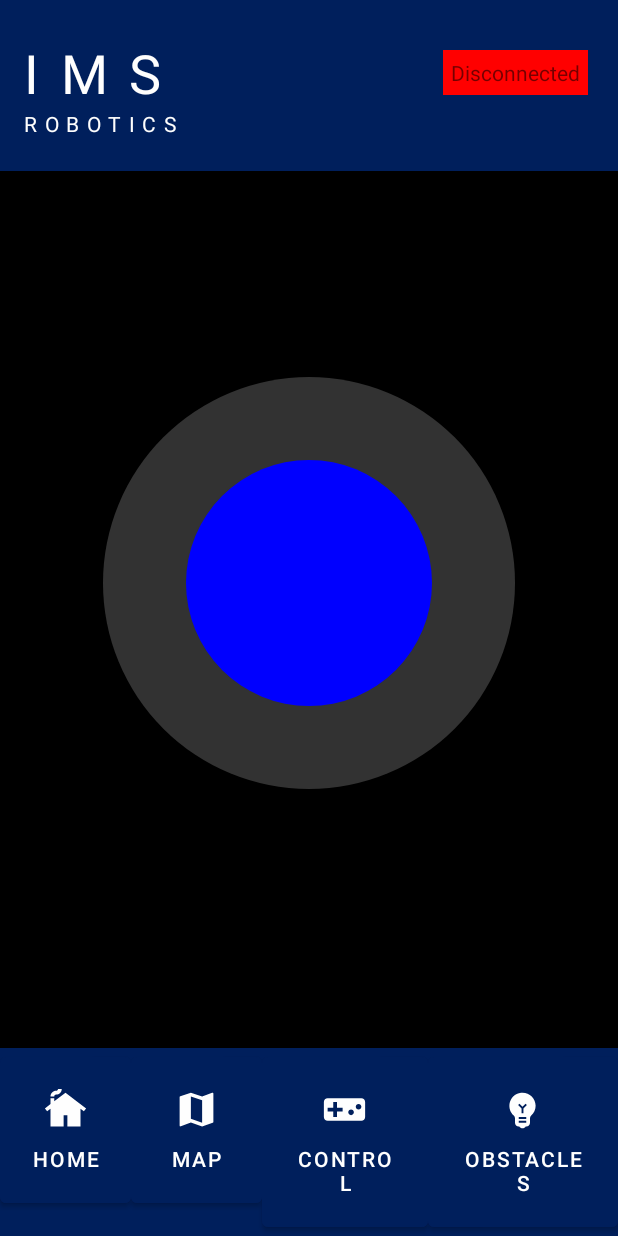
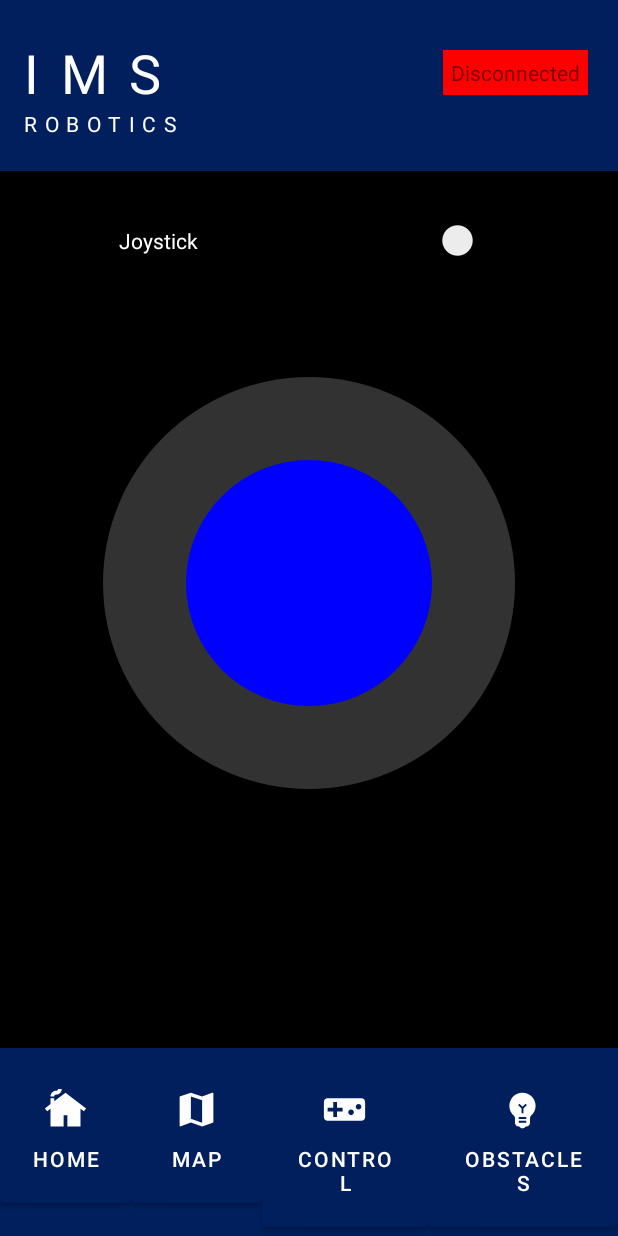
Before and after one commit to IMSGroup4/Application, an Android app: the fragment ControlFragment placed in its activity, on a phone screen of 412 x 824 dp. Run offline under Robolectric (Android 15) with nearby library versions, the phone set to English and light mode, and no system bars.

Commit message:
Added support for autonomous/joystick in control fragment

```diff
--- a/app/src/main/java/com/example/ulla_app/classes/Joystick.kt
+++ b/app/src/main/java/com/example/ulla_app/classes/Joystick.kt
@@ -10,17 +10,22 @@ import android.util.AttributeSet
 import android.util.Log
 import android.view.MotionEvent
 import android.view.View
+import android.widget.FrameLayout
+import android.widget.Switch
+import androidx.core.content.ContextCompat
+import com.example.ulla_app.R
 import org.json.JSONObject
 import java.lang.Integer.min
-import java.lang.Math.sqrt
-import kotlin.math.*
-
+import kotlin.math.atan2
+import kotlin.math.cos
+import kotlin.math.roundToInt
+import kotlin.math.sin
 
 class Joystick @JvmOverloads constructor(
     context: Context,
     attrs: AttributeSet? = null,
     defStyleAttr: Int = 0
-) : View(context, attrs, defStyleAttr) {
+) : FrameLayout(context, attrs, defStyleAttr) {
 
     private fun getScreenWidth(): Int {
         return context.resources.displayMetrics.widthPixels
@@ -30,7 +35,64 @@ class Joystick @JvmOverloads constructor(
         return context.resources.displayMetrics.heightPixels
     }
 
-    private val colors = Paint();
+    private val joystickView = JoystickView(context)
+    private val switchView = Switch(context)
+
+    init {
+        val bg = ContextCompat.getColor(context, R.color.bg)
+
+        // Add the joystick view and switch view to the layout
+        addView(joystickView)
+        addView(switchView)
+
+        // Set the switch to be at the top of the layout
+        switchView.layoutParams =
+            LayoutParams(400, 75).apply {
+                gravity = android.view.Gravity.TOP or android.view.Gravity.CENTER_HORIZONTAL
+                topMargin = 32
+            }
+
+        // Set the initial state of the switch to Joystick mode
+        switchView.text = "  Joystick"
+        switchView.setTextColor(Color.WHITE)
+        switchView.setBackgroundColor(Color.BLACK)
+        switchView.isChecked = false
+
+        // Set an OnCheckedChangeListener to switch between autonomous and joystick mode
+        switchView.setOnCheckedChangeListener { _, isChecked ->
+            if (isChecked) {
+                switchView.text = "  Autonomous"
+                switchView.setTextColor(Color.BLACK)
+                switchView.setBackgroundColor(bg)
+                joystickView.visibility = View.INVISIBLE
+                // Send a message to the server to switch to autonomous mode
+                val timestamp = System.currentTimeMillis()
+                myWebSocket.send(JSONObject().apply {
+                    put("action", "autonomous")
+                    put("x", null)
+                    put("y", null)
+                    put("timestamp", timestamp)
+                })
+            } else {
+                switchView.text = "  Joystick"
+                switchView.setTextColor(Color.WHITE)
+                switchView.setBackgroundColor(Color.BLACK)
+                joystickView.visibility = View.VISIBLE
+                // Send a message to the server to switch to joystick mode
+                val timestamp = System.currentTimeMillis()
+                myWebSocket.send(JSONObject().apply {
+                    put("action", "joystick")
+                    put("x", 0)
+                    put("y", 0)
+                    put("timestamp", timestamp)
+                })
+            }
+        }
+    }
+
+    inner class JoystickView(context: Context) : View(context) {
+
+        private val colors = Paint()
 
         private var widthh = getScreenWidth();
         private var heightt = getScreenHeight();
@@ -93,10 +155,11 @@ class Joystick @JvmOverloads constructor(
                 // Redraw the joystick
                 invalidate()
                 // Send the joystick coordinates
-            sendJoystickCoords(0.0,0.0)
+                sendJoystickCoords(0.0, 0.0)
                 return true
             }
-        return super.onTouchEvent(event)
+            // Indicate that the touch event was not handled
+            return false
         }
-
     }
+}
```
Also changed, not shown: app/src/main/java/com/example/ulla_app/fragments/HomeFragment.kt (+1 -9 lines). Lines whose indentation alone changed are shown as unchanged.
